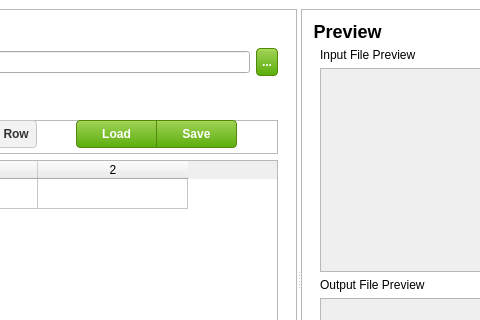
Qt form mainwindow.ui (SecondReality/FieldStripper) before a commit; both pictures show x 152 to 632 and y 0 to 320 of the 902 by 558 pixel window.
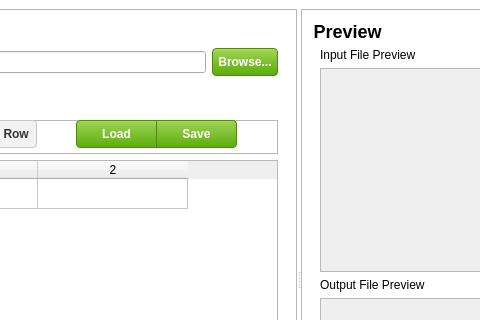
The same form after that commit. Icons and pictures are not drawn.

Commit message: Load and Save for filters now works.

The edit to the form file:
```diff
--- a/mainwindow.ui
+++ b/mainwindow.ui
@@ -112,7 +112,7 @@
               <bool>true</bool>
              </property>
              <property name="text">
-              <string>...</string>
+              <string>Browse...</string>
              </property>
             </widget>
            </item>
```
Left out of the diff: 2 changed lines with no effect on the pictures. The commit also changes 2 other files.
